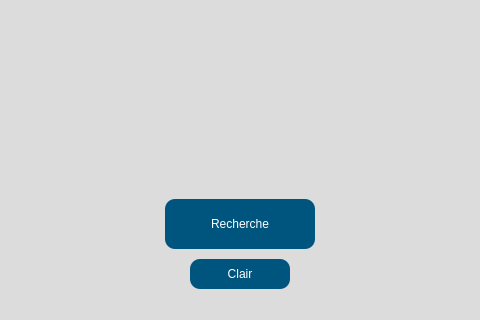
eppenney/eBook-Perpetual-Access-Rights-Tracker, file src/user_interface/french_start.ui: the form before one commit; both pictures show x 340 to 820 and y 476 to 796 of the 1176 by 796 pixel window.
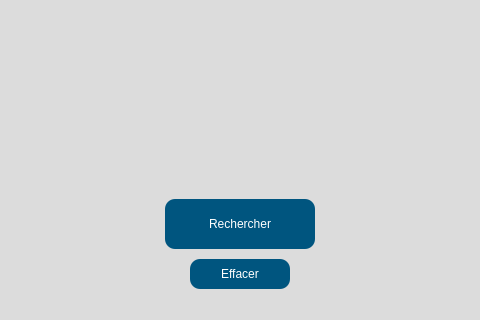
The form after the commit. Icons and pictures are not drawn.

What changed in the file:
```diff
--- a/src/user_interface/french_start.ui
+++ b/src/user_interface/french_start.ui
@@ -125,7 +125,7 @@
         </string>
     </property>
     <property name="text">
-     <string>Recherche</string>
+     <string>Rechercher</string>
     </property>
    </widget>
    <widget class="QPushButton" name="clearButton">
@@ -156,7 +156,7 @@
         </string>
     </property>
     <property name="text">
-     <string>Clair</string>
+     <string>Effacer</string>
     </property>
    </widget>
    <widget class="QLabel" name="label_2">
```
